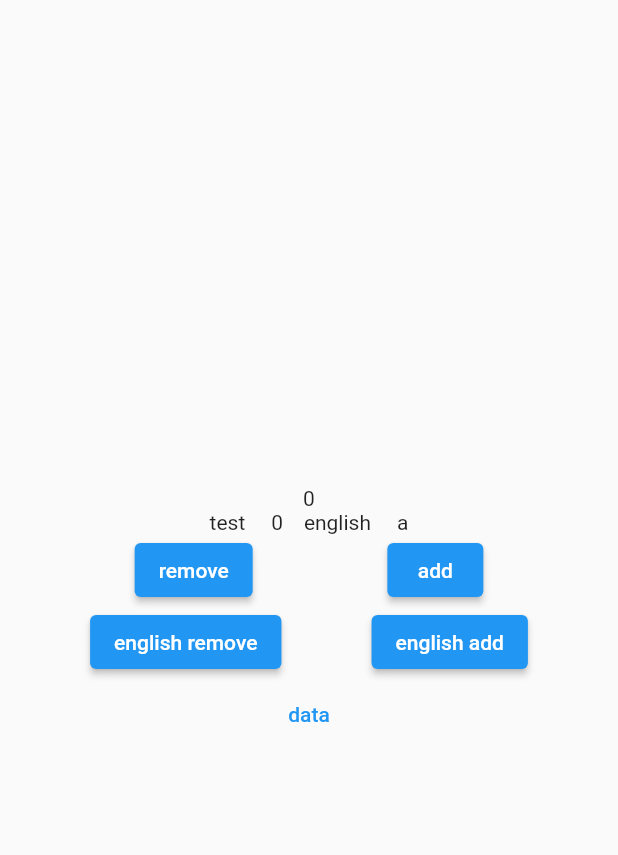
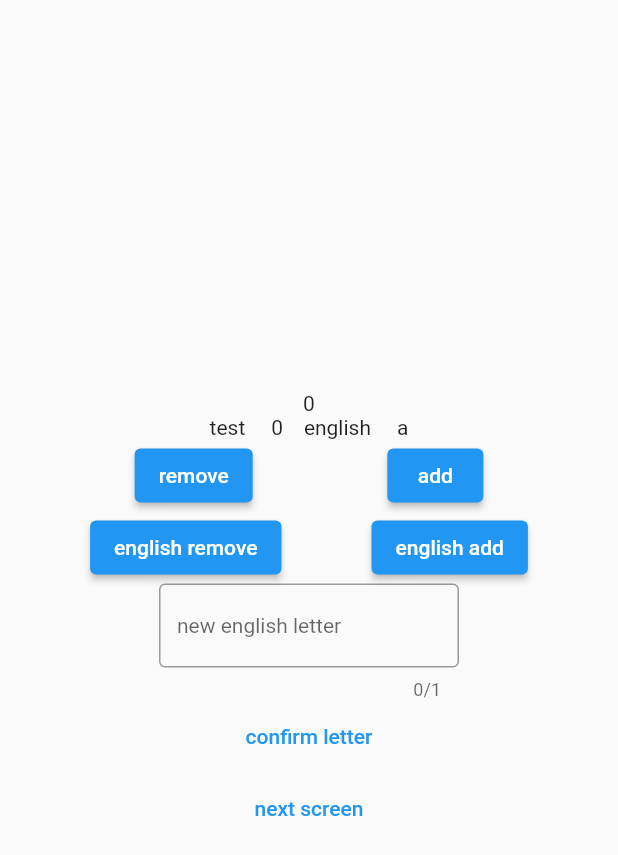
Before and after one commit to ofekSushan/bloc_test, a Flutter app: the screen it shows after launch, on a phone screen of 412 x 824 dp. Shown: the top 855 px of the screen. Run offline on Flutter 3.47's test engine with Material 2 defaults, Android fonts, the phone set to English and light mode, and no system bars; our stand-ins replace bloc, connectivity_plus, flutter_bloc; missing offline and left inert: dart:ffi.

Commit message:
change letter

```diff
--- a/lib/cubit/english_cubit.dart
+++ b/lib/cubit/english_cubit.dart
@@ -8,6 +8,8 @@ part 'english_state.dart';
 class EnglishCubit extends Cubit<EnglishState> {
   EnglishCubit() : super(EnglishState(englishValue: "a".codeUnits.first));
 
+  void ChangeLetter(var Letter) => emit(EnglishState(englishValue: Letter));
+
   void increment() => emit(EnglishState(englishValue: state.englishValue + 1));
 
   void decrement() => emit(EnglishState(englishValue: state.englishValue - 1));
--- a/lib/screens/splash.dart
+++ b/lib/screens/splash.dart
@@ -4,6 +4,7 @@ import 'package:bloc_test/cubit/english_cubit.dart';
 import 'package:bloc_test/globals/enum/enum.dart';
 import 'package:bloc_test/screens/secScreen.dart';
 import 'package:flutter/material.dart';
+import 'package:flutter/services.dart';
 import 'package:provider/provider.dart';
 import 'package:flutter_bloc/flutter_bloc.dart';
 
@@ -20,6 +21,8 @@ class Splash extends StatefulWidget {
 }
 
 class _SplashState extends State<Splash> {
+  final textController = TextEditingController(text: "");
+
   @override
   Widget build(BuildContext context) {
     return Scaffold(
@@ -94,10 +97,33 @@ class _SplashState extends State<Splash> {
               )
             ],
           ),
+          SizedBox(
+            width: 200,
+            child: TextField(
+              inputFormatters: <TextInputFormatter>[
+                FilteringTextInputFormatter.allow(RegExp('[a-zA-Z]+')),
+              ],
+              controller: textController,
+              maxLength: 1,
+              style: TextStyle(
+                fontSize: 14,
+              ),
+              decoration: InputDecoration(
+                border: OutlineInputBorder(),
+                hintText: 'new english letter',
+              ),
+            ),
+          ),
+          TextButton(
+              child: Text("confirm letter"),
+              onPressed: () {
+                BlocProvider.of<EnglishCubit>(context)
+                    .ChangeLetter(textController.text.codeUnitAt(0));
+              }),
           TextButton(
             onPressed: () =>
                 Navigator.of(context).pushNamed(SecScreen.routeName),
-            child: Text("data"),
+            child: Text("next screen"),
           ),
           // BlocBuilder<InternetCubit, InternetState>(
           //   builder: (context, state) {
```
